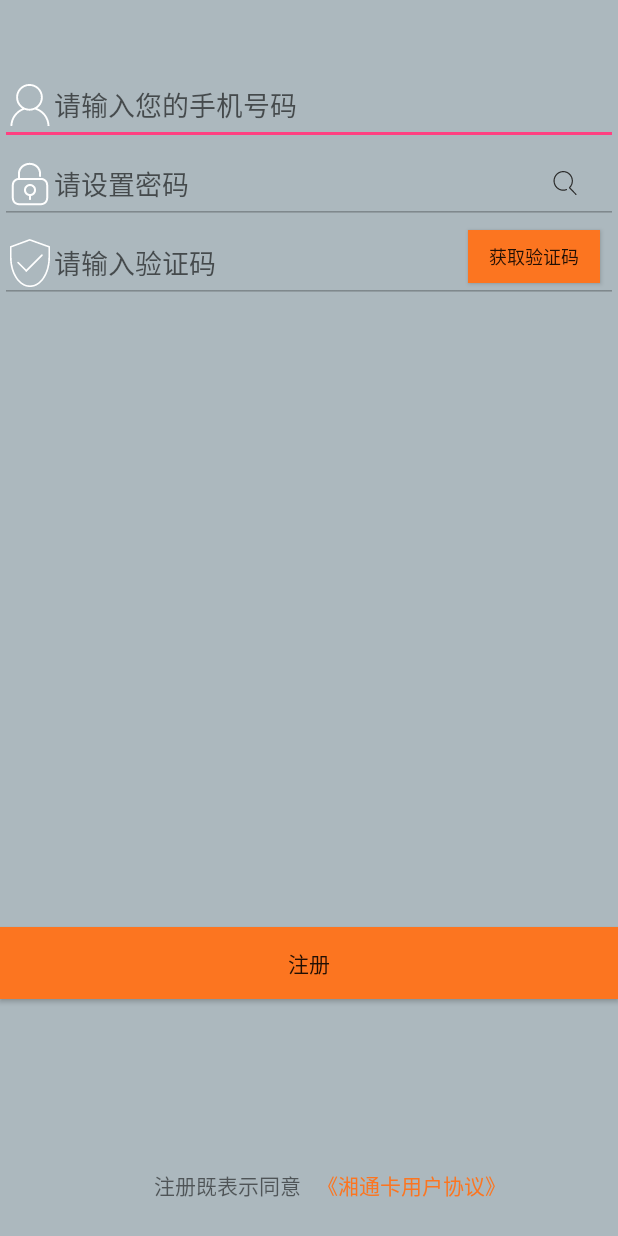
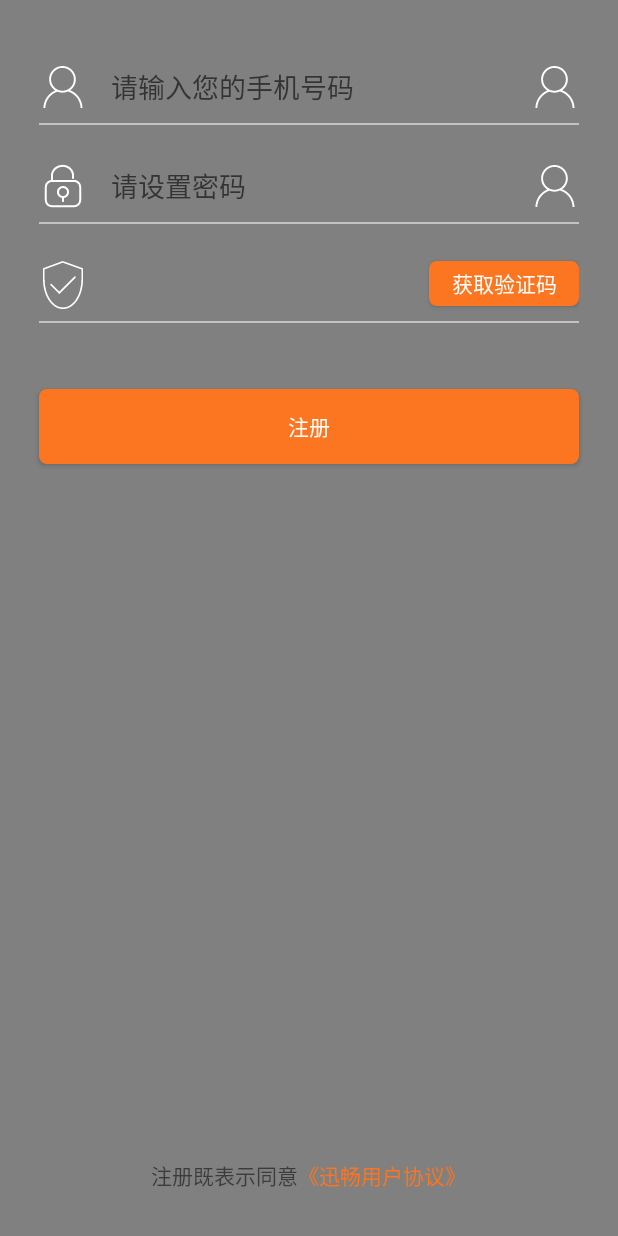
Before and after one commit to lt594963425/ETCx, an Android app: the PhoneRegistActivity screen opened directly, with no data from a screen before it, after a tap on "获取验证码", on a phone screen of 412 x 824 dp. Run offline under Robolectric (Android 15) with nearby library versions, the phone set to English and light mode, and no system bars; libraries missing offline, so code that uses them is left out: com.tencent.mm.

Commit message:
注册界面初步

```diff
--- a/app/src/main/java/com/etcxc/android/activity/MainActivity.java
+++ b/app/src/main/java/com/etcxc/android/activity/MainActivity.java
@@ -14,17 +14,10 @@ import android.widget.TextView;
 
 import com.etcxc.android.R;
 import com.etcxc.android.adapter.MyFragmentAdapter;
-import com.etcxc.android.base.App;
 import com.etcxc.android.base.BaseActivity;
-import com.etcxc.android.bean.MessageEvent;
 import com.etcxc.android.fragment.Fragment1;
 import com.etcxc.android.fragment.Fragment2;
-import com.etcxc.android.utils.PrefUtils;
 import com.etcxc.android.utils.UIUtils;
-
-import org.greenrobot.eventbus.EventBus;
-import org.greenrobot.eventbus.Subscribe;
-import org.greenrobot.eventbus.ThreadMode;
 
 import java.util.ArrayList;
 
@@ -132,29 +125,4 @@ public class MainActivity extends BaseActivity implements ViewPager.OnPageChange
         }
     }
 
-    @Override
-    protected void onResume() {
-        super.onResume();
-        EventBus.getDefault().register(this);
-    }
-
-    @Override
-    protected void onPause() {
-        super.onPause();
-        EventBus.getDefault().unregister(this);
-    }
-
-    /**
-     * 事件订阅者自定义的接收方法
-     *
-     * @param event
-     */
-    @Subscribe(threadMode = ThreadMode.MAIN)
-    public void onMessageEvent(MessageEvent event) {
-        f2.setUserName(event.data);
-        String headurl = PrefUtils.getString(App.getContext(), "headurl", null);
-        f2.setHead(headurl);
-    }
-
-
 }
--- a/app/src/main/java/com/etcxc/android/activity/PhoneRegistActivity.java
+++ b/app/src/main/java/com/etcxc/android/activity/PhoneRegistActivity.java
@@ -1,137 +1,77 @@
 package com.etcxc.android.activity;
 
 import android.os.Bundle;
-import android.text.Editable;
-import android.text.TextWatcher;
+import android.text.TextUtils;
 import android.view.View;
 import android.widget.Button;
 import android.widget.EditText;
-import android.widget.Toast;
 
 import com.etcxc.android.R;
-import com.etcxc.android.base.App;
 import com.etcxc.android.base.BaseActivity;
-import com.etcxc.android.utils.LogUtil;
+import com.etcxc.android.utils.ToastUtils;
 
 import java.util.regex.Matcher;
 import java.util.regex.Pattern;
 
-import butterknife.BindView;
-import butterknife.ButterKnife;
-
 /**
+ * 手机注册页面
  * Created by 刘涛 on 2017/6/9 0009.
  */
 
 public class PhoneRegistActivity extends BaseActivity implements View.OnClickListener {
-    private EditText phoneEditText;     //设置手机号码
-    @BindView(R.id.bt_rg)
-    Button registButton;            //注册
-    @BindView(R.id.et_setpwd)
-    EditText passWordEdit;      //设置密码
-    @BindView(R.id.et_yanzhen)
-    EditText yanzhenEdit;     //验证码
-    @BindView(R.id.bt_getyanzhen)
-    Button btGetYanzhen;    //获取验证码
-
-    private String phoneNum;
-    private TextWatcher textWatcher;
-    private int count;
-
+    private EditText mPhoneNumberEdit, mPswEdit, mVerifiCodeEdit;
+    private Button mRegistButton, mVerificodeButton;
     @Override
     protected void onCreate(Bundle savedInstanceState) {
         super.onCreate(savedInstanceState);
         setContentView(R.layout.activity_phone_regist);
-        phoneEditText = (EditText) findViewById(R.id.et_setpnum);//设置手机号码
-        passWordEdit = (EditText) findViewById(R.id.et_setpwd);//设置密码
-        yanzhenEdit = (EditText) findViewById(R.id.et_yanzhen);//验证码
-        btGetYanzhen = (Button) findViewById(R.id.bt_getyanzhen);//获取验证码
-        registButton = (Button) findViewById(R.id.bt_rg);//注册
-        passWordEdit.setEnabled(false);
-        yanzhenEdit.setEnabled(false);
-        ButterKnife.bind(this);
-        init();
+        initView();
     }
 
-    private CharSequence temp;
-
-    private void init() {
-        registButton.setOnClickListener(this);
-        btGetYanzhen.setOnClickListener(this);
-
-        phoneEditText.addTextChangedListener(new TextWatcher() {
-            @Override
-            public void beforeTextChanged(CharSequence s, int start, int count, int after) {
-                temp = s;
-            }
-
-            @Override
-            public void onTextChanged(CharSequence s, int start, int before, int count) {
-
-            }
-
-            @Override
-            public void afterTextChanged(Editable s) {
-                phoneNum = phoneEditText.getText().toString();
-                if (temp.length() < 11) {
-                    passWordEdit.setEnabled(false);
-                    yanzhenEdit.setEnabled(false);
-                    return;
-                }
-                if (temp.length() == 11 && !isMobileNO(phoneNum)) {
-                    Toast.makeText(App.getContext(), "请输入正确的手机号码", Toast.LENGTH_SHORT).show();
-                    passWordEdit.setEnabled(false);
-                    yanzhenEdit.setEnabled(false);
-                    return;
-                } else {
-                    passWordEdit.setEnabled(true);
-                    yanzhenEdit.setEnabled(true);
-                }
-            }
-        });
+    private void initView() {
+        mPhoneNumberEdit = find(R.id.phonenumber_edt);
+        mPswEdit = find(R.id.password_edt);
+        mVerifiCodeEdit = find(R.id.verificode_edt);
+        mRegistButton = find(R.id.regist_button);
+        mVerificodeButton = find(R.id.get_verificode_button);
+        mRegistButton.setOnClickListener(this);
+        mVerificodeButton.setOnClickListener(this);
     }
 
     /**
      * 判断手机号码是否正确
-     *
-     * @param mobiles
-     * @return
      */
     public boolean isMobileNO(String mobiles) {
+        if (TextUtils.isEmpty(mobiles)) return false;
         String regExp = "((13[0-9])|(14[5|7])|(15([0-3]|[5-9]))|(18[0,5-9]))\\d{8}$";
         Pattern p = Pattern.compile(regExp);
         Matcher m = p.matcher(mobiles);
         return m.matches();
-
     }
 
     @Override
     public void onClick(View v) {
         switch (v.getId()) {
-            case R.id.bt_rg://注册
-                phoneNum = phoneEditText.getText().toString();
+            case R.id.regist_button:
+              String phoneNum = mPhoneNumberEdit.getText().toString();
                 if (!isMobileNO(phoneNum)) {
-                    Toast.makeText(App.getContext(), "请输入正确的手机号码", Toast.LENGTH_SHORT).show();
+                    ToastUtils.showToast(R.string.please_input_correct_phone_number);
                     return;
                 }
-                Toast.makeText(App.getContext(), "注册", Toast.LENGTH_SHORT).show();
-                LogUtil.i(TAG, "------PhoneRegistActivity------注册----------");
+                //todo: 密码强弱长短校验
+                //todo:发验证码后端校验
                 break;
-            case R.id.bt_getyanzhen://获取验证码
-
-                phoneNum = phoneEditText.getText().toString();
-                if(!isMobileNO(phoneNum)){
-                    Toast.makeText(App.getContext(), "请输入正确的手机号码", Toast.LENGTH_SHORT).show();
+            case R.id.get_verificode_button:
+                String phoneNum2 = mPhoneNumberEdit.getText().toString();
+                if(!isMobileNO(phoneNum2)){
+                    ToastUtils.showToast(R.string.please_input_correct_phone_number);
                     return;
-                }else if(phoneNum.isEmpty()){
-                    Toast.makeText(App.getContext(), "请输入手机号码", Toast.LENGTH_SHORT).show();
+                }else if(TextUtils.isEmpty(phoneNum2)){
+                    ToastUtils.showToast(R.string.please_input_phonenumber);
                     return;
                 }
-                //调用第三方接口  给手机号码发送短信
-                Toast.makeText(App.getContext(), "获取验证码", Toast.LENGTH_SHORT).show();
-
+                //todo：向后端请求获取短信验证码
                 break;
         }
-
     }
 }
--- a/app/src/main/java/com/etcxc/android/utils/ToastUtils.java
+++ b/app/src/main/java/com/etcxc/android/utils/ToastUtils.java
@@ -1,7 +1,8 @@
 package com.etcxc.android.utils;
 
-import android.content.Context;
 import android.widget.Toast;
+
+import com.etcxc.android.base.App;
 
 /**
  * Created by 刘涛 on 2017/5/27 0027.
@@ -10,11 +11,19 @@ import android.widget.Toast;
 public class ToastUtils {
     private static Toast toast;
 
-    public static void showToast(Context context, String msg) {
+    public static void showToast(String msg) {
         if (toast == null) {
-            toast = Toast.makeText(context, msg, Toast.LENGTH_SHORT);
+            toast = Toast.makeText(App.get(), msg, Toast.LENGTH_SHORT);
         }
         toast.setText(msg);
         toast.show();
     }
+
+    public static void showToast(int resId) {
+        if (toast == null) {
+            toast = Toast.makeText(App.get(), resId, Toast.LENGTH_SHORT);
+        }
+        toast.setText(resId);
+        toast.show();
+    }
 }
--- a/app/src/main/java/com/etcxc/android/wxapi/WXEntryActivity.java
+++ b/app/src/main/java/com/etcxc/android/wxapi/WXEntryActivity.java
@@ -7,7 +7,6 @@ import android.support.v7.app.AppCompatActivity;
 import android.widget.Toast;
 
 import com.etcxc.android.base.App;
-import com.etcxc.android.bean.MessageEvent;
 import com.etcxc.android.utils.LogUtil;
 import com.etcxc.android.utils.PrefUtils;
 import com.tencent.mm.sdk.openapi.BaseReq;
@@ -16,7 +15,6 @@ import com.tencent.mm.sdk.openapi.IWXAPIEventHandler;
 import com.tencent.mm.sdk.openapi.SendAuth;
 import com.tencent.mm.sdk.openapi.WXAPIFactory;
 
-import org.greenrobot.eventbus.EventBus;
 import org.json.JSONException;
 import org.json.JSONObject;
 
@@ -201,7 +199,8 @@ public class WXEntryActivity extends AppCompatActivity implements IWXAPIEventHan
                         LogUtil.i(TAG, "名字.. nickname:" + nickname);
                         LogUtil.i(TAG, "性别.. nickname:" + sex);
                         LogUtil.i(TAG, "头像:" + headimgurl);
-                        EventBus.getDefault().post(new MessageEvent(nickname));
+                        //todo：不使用eventbus
+//                        EventBus.getDefault().post(new MessageEvent(nickname));
                         //拿到这些信息后进行相应的业务操作，提交服务器
                     } catch (JSONException e) {
                         e.printStackTrace();
--- /dev/null
+++ b/app/src/main/res/drawable/bg_login_input.xml
@@ -0,0 +1,15 @@
+<?xml version="1.0" encoding="utf-8"?>
+<layer-list xmlns:android="http://schemas.android.com/apk/res/android">
+    <!-- This is the line -->
+    <item
+        android:top="-2dp"
+        android:left="-2dp"
+        android:right="-2dp">
+        <shape>
+            <solid android:color="@null" />
+            <stroke
+                android:width="1dp"
+                android:color="#c2c2c2" />
+        </shape>
+    </item>
+</layer-list>
--- /dev/null
+++ b/app/src/main/res/drawable/bg_regist_button.xml
@@ -0,0 +1,6 @@
+<?xml version="1.0" encoding="utf-8"?>
+<shape xmlns:android="http://schemas.android.com/apk/res/android">
+    <solid android:color="@color/colorprotocal" />
+    <corners
+        android:radius="5dp"/>
+</shape>
--- a/app/src/main/res/layout/activity_phone_regist.xml
+++ b/app/src/main/res/layout/activity_phone_regist.xml
@@ -2,122 +2,144 @@
 <RelativeLayout xmlns:android="http://schemas.android.com/apk/res/android"
     xmlns:app="http://schemas.android.com/apk/res-auto"
     android:layout_width="match_parent"
-    android:background="#acb8be"
-    android:layout_height="match_parent">
+    android:layout_height="match_parent"
+    android:background="#808080">
 
+    <RelativeLayout
+        android:id="@+id/phonenumber_layout"
+        android:layout_width="match_parent"
+        android:layout_height="50dp"
+        android:layout_marginLeft="26dp"
+        android:layout_marginRight="26dp"
+        android:layout_marginTop="33dp"
+        android:background="@drawable/bg_login_input"
+        android:gravity="center_vertical"
+        android:orientation="horizontal">
 
-    <EditText
-        android:inputType="number"
-        android:maxLength="11"
-        android:drawableLeft="@mipmap/wo"
-        android:id="@+id/et_setpnum"
-        android:layout_width="wrap_content"
-        android:layout_height="wrap_content"
-        android:hint="请输入您的手机号码"
-        android:ems="10"
-        android:layout_marginTop="44dp"
-        android:layout_alignParentTop="true"
-        android:layout_alignParentLeft="true"
-        android:layout_alignParentStart="true"
-        android:layout_alignParentRight="true"
-        android:layout_alignParentEnd="true" />
+        <EditText
+            android:id="@+id/phonenumber_edt"
+            android:layout_width="wrap_content"
+            android:layout_height="wrap_content"
+            android:layout_alignParentLeft="true"
+            android:layout_toLeftOf="@+id/phonenumber_delete"
+            android:background="@null"
+            android:drawableLeft="@mipmap/wo"
+            android:drawablePadding="16dp"
+            android:hint="@string/please_input_phonenumber"
+            android:inputType="phone"
+            android:maxLength="11" />
+
+        <ImageView
+            android:id="@+id/phonenumber_delete"
+            android:layout_width="wrap_content"
+            android:layout_height="wrap_content"
+            android:layout_alignParentRight="true"
+            android:paddingLeft="16dp"
+            android:src="@mipmap/wo" />
+    </RelativeLayout>
+
+    <RelativeLayout
+        android:id="@+id/password_layout"
+        android:layout_width="match_parent"
+        android:layout_height="50dp"
+        android:layout_below="@+id/phonenumber_layout"
+        android:layout_marginLeft="26dp"
+        android:layout_marginRight="26dp"
+        android:layout_marginTop="16dp"
+        android:background="@drawable/bg_login_input"
+        android:gravity="center_vertical"
+        android:orientation="horizontal">
+
+        <EditText
+            android:id="@+id/password_edt"
+            android:layout_width="wrap_content"
+            android:layout_height="wrap_content"
+            android:layout_alignParentLeft="true"
+            android:layout_toLeftOf="@+id/eye"
+            android:background="@null"
+            android:drawableLeft="@mipmap/suo"
+            android:drawablePadding="16dp"
+            android:hint="@string/please_input_password"
+            android:inputType="textPassword"
+            android:maxLength="16" />
+
+        <ImageView
+            android:id="@+id/eye"
+            android:layout_width="wrap_content"
+            android:layout_height="wrap_content"
+            android:layout_alignParentRight="true"
+            android:paddingLeft="16dp"
+            android:src="@mipmap/wo" />
+    </RelativeLayout>
+
+    <RelativeLayout
+        android:id="@+id/verificode_layout"
+        android:layout_width="match_parent"
+        android:layout_height="50dp"
+        android:layout_below="@+id/password_layout"
+        android:layout_marginLeft="26dp"
+        android:layout_marginRight="26dp"
+        android:layout_marginTop="16dp"
+        android:background="@drawable/bg_login_input"
+        android:gravity="center_vertical"
+        android:orientation="horizontal">
+
+        <EditText
+            android:id="@+id/verificode_edt"
+            android:layout_width="wrap_content"
+            android:layout_height="wrap_content"
+            android:background="@null"
+            android:drawableLeft="@mipmap/yanzhen"
+            android:drawablePadding="16dp"
+            android:inputType="number"
+            android:layout_toLeftOf="@+id/get_verificode_button"
+            android:layout_alignParentLeft="true"
+            />
+        <Button
+            android:id="@+id/get_verificode_button"
+            android:layout_width="100dp"
+            android:layout_height="30dp"
+            android:textColor="@color/white"
+            android:text="@string/get_verifycode"
+            android:layout_alignParentRight="true"
+            android:layout_marginLeft="16dp"
+            android:background="@drawable/bg_regist_button"
+            />
+    </RelativeLayout>
 
     <Button
-
-        android:id="@+id/bt_rg"
-        android:layout_width="wrap_content"
-        android:layout_height="wrap_content"
-        android:background="@color/colorprotocal"
-        android:text="注册"
-        android:layout_marginBottom="108dp"
-        android:layout_above="@+id/linearLayout"
-        android:layout_alignParentLeft="true"
-        android:layout_alignParentStart="true"
-        android:layout_alignParentRight="true"
-        android:layout_alignParentEnd="true" />
-
-    <EditText
-        android:hint="请设置密码"
-        android:drawableLeft="@mipmap/suo"
-        android:id="@+id/et_setpwd"
-        android:layout_width="wrap_content"
-        android:layout_height="wrap_content"
-        android:ems="10"
-        android:inputType="textPassword"
-        android:layout_below="@id/et_setpnum"
-        android:layout_alignParentLeft="true"
-        android:layout_alignParentStart="true"
-        android:layout_alignParentRight="true"
-        android:layout_alignParentEnd="true" />
-
-    <EditText
-        android:hint="请输入验证码"
-        android:drawableLeft="@mipmap/yanzhen"
-        android:id="@+id/et_yanzhen"
-        android:layout_width="wrap_content"
-        android:layout_height="wrap_content"
-        android:ems="10"
-        android:inputType="textPersonName"
-        android:layout_below="@+id/et_setpwd"
-        android:layout_alignParentLeft="true"
-        android:layout_alignParentStart="true"
-        android:layout_alignParentRight="true"
-        android:layout_alignParentEnd="true" />
+        android:id="@+id/regist_button"
+        android:layout_width="match_parent"
+        android:layout_height="50dp"
+        android:layout_below="@+id/verificode_layout"
+        android:layout_marginLeft="26dp"
+        android:layout_marginRight="26dp"
+        android:layout_marginTop="44dp"
+        android:background="@drawable/bg_regist_button"
+        android:text="@string/regist"
+        android:textColor="@color/white" />
 
 
     <LinearLayout
-        android:layout_width="match_parent"
-        android:layout_height="50dp"
-        android:layout_above="@+id/et_setpwd"
+        android:layout_width="wrap_content"
+        android:layout_height="wrap_content"
         android:layout_alignParentBottom="true"
-        android:orientation="horizontal"
-        android:id="@+id/linearLayout">
+        android:layout_centerHorizontal="true"
+        android:layout_marginBottom="30dp"
+        android:orientation="horizontal">
 
         <TextView
-            android:id="@+id/textView1"
-            android:layout_width="0dp"
+            android:layout_width="wrap_content"
             android:layout_height="wrap_content"
-            android:layout_weight="1"
-            android:gravity="right"
-            android:padding="5dp"
             android:text="@string/regist_protocal"
             android:textSize="14sp" />
 
         <TextView
-            android:id="@+id/textView2"
-            android:layout_width="0dp"
+            android:id="@+id/protocal_text"
+            android:layout_width="wrap_content"
             android:layout_height="wrap_content"
-            android:layout_weight="1"
-            android:padding="5dp"
             android:text="@string/protocal"
             android:textColor="@color/colorprotocal"
             android:textSize="14sp" />
     </LinearLayout>
-
-    <Button
-        android:background="@color/colorprotocal"
-        android:id="@+id/bt_getyanzhen"
-        android:layout_width="wrap_content"
-        android:layout_height="35dp"
-         android:textSize="12dp"
-        android:text="获取验证码"
-        android:layout_alignBaseline="@id/et_yanzhen"
-        android:layout_alignBottom="@id/et_yanzhen"
-        android:layout_alignParentRight="true"
-        android:layout_alignParentEnd="true"
-        android:layout_marginRight="12dp"
-        android:layout_marginEnd="12dp" />
-
-    <ImageView
-        android:id="@+id/imageView2"
-        android:layout_width="wrap_content"
-        android:layout_height="wrap_content"
-        app:srcCompat="@drawable/search"
-        android:layout_below="@+id/et_setpnum"
-        android:layout_alignRight="@+id/bt_getyanzhen"
-        android:layout_alignEnd="@+id/bt_getyanzhen"
-        android:layout_marginRight="15dp"
-        android:layout_marginEnd="15dp"
-        android:layout_marginTop="17dp" />
-
 </RelativeLayout>
--- a/app/src/main/res/values/strings.xml
+++ b/app/src/main/res/values/strings.xml
@@ -3,5 +3,10 @@
     <string name="index_page">首页</string>
     <string name="mime">我的</string>
     <string name="regist_protocal">注册既表示同意</string>
-    <string name="protocal">《湘通卡用户协议》</string>
+    <string name="protocal">《迅畅用户协议》</string>
+    <string name="please_input_phonenumber">请输入您的手机号码</string>
+    <string name="please_input_password">请设置密码</string>
+    <string name="regist">注册</string>
+    <string name="get_verifycode">获取验证码</string>
+    <string name="please_input_correct_phone_number">请输入正确的手机号码</string>
 </resources>
--- a/build.gradle
+++ b/build.gradle
@@ -7,7 +7,7 @@ buildscript {
         jcenter()
     }
     dependencies {
-        classpath 'com.android.tools.build:gradle:2.3.2'
+        classpath 'com.android.tools.build:gradle:2.3.3'
 
         // NOTE: Do not place your application dependencies here; they belong
         // in the individual module build.gradle files
```
Also changed, not shown: app/build.gradle (+4 -5 lines), app/src/main/AndroidManifest.xml (+4 -6 lines), app/libs/gson-2.3.1.jar (deleted).
